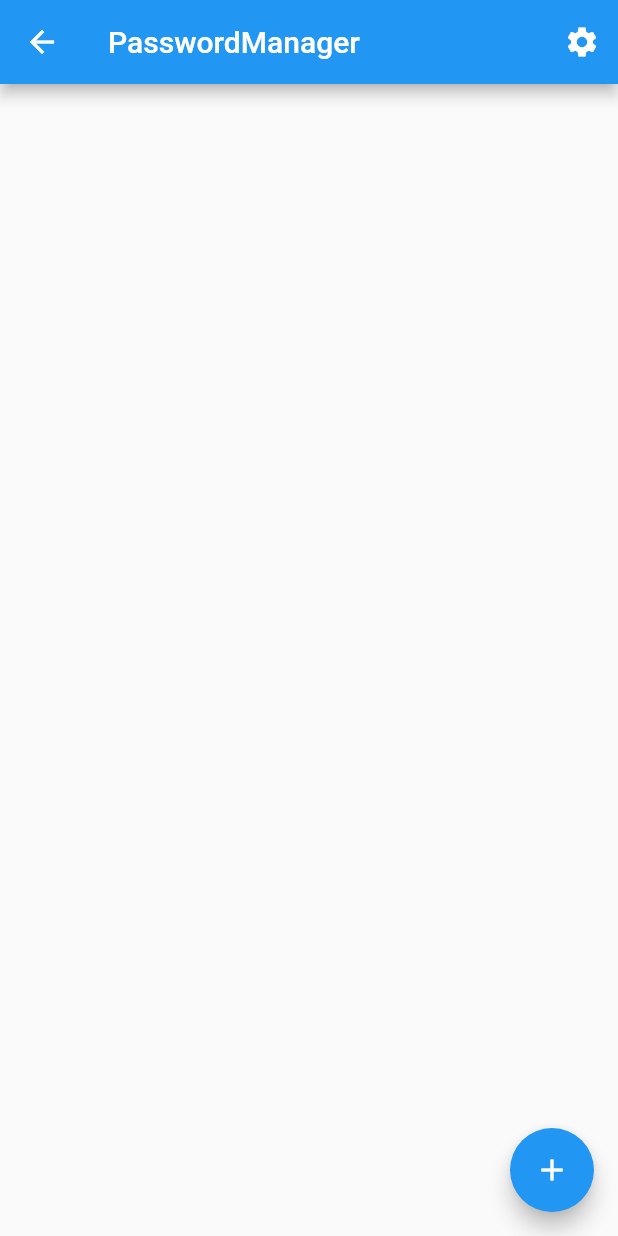
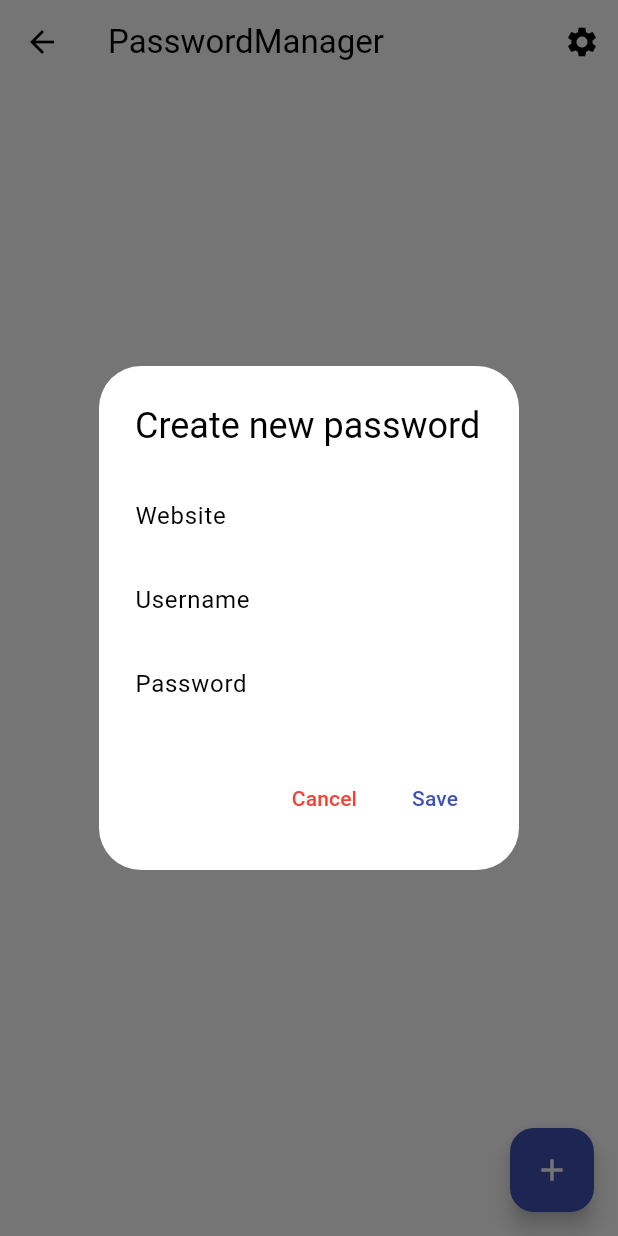
Before and after one commit to KoKud/password_manager, a Flutter app: the AppScreen screen opened by its route, after a tap on the "add" icon, on a phone screen of 412 x 824 dp. Run offline on Flutter 3.47's test engine with Material 2 defaults, Android fonts, the phone set to English and light mode, and no system bars; our stand-ins replace flutter_secure_storage; missing offline and left inert: encrypt; accounts and stored records are empty; Roboto replaces fonts that are missing (Poppins).

Commit message:
Main functionalities implemented

```diff
--- a/lib/providers/encryptor.dart
+++ b/lib/providers/encryptor.dart
@@ -37,7 +37,9 @@ class Encryptor {
 
   void createProfile(String key1, String key2, AESMode mode) {
     _createEncrypter(key1, mode);
-    _profileKey = md5.convert(utf8.encode(key1)).toString();
+    final profileKeyMd5 = '${md5.convert(utf8.encode(key1 + mode.toString()))}';
+    final hmacSha512 = Hmac(sha512, utf8.encode(key2));
+    _profileKey = hmacSha512.convert(utf8.encode(profileKeyMd5)).toString();
     final encryptedKey = md5.convert(utf8.encode(encrypt(key2)));
     _createEncrypter('$encryptedKey', mode);
   }
--- a/lib/providers/passwords.dart
+++ b/lib/providers/passwords.dart
@@ -40,4 +40,20 @@ class Passwords with ChangeNotifier {
     _passwords.addAll({password.website: password});
     notifyListeners();
   }
+
+  Future<void> deletePassword(Password password) async {
+    final jsonArray = await _storage.read(key: _encryptor.profileKey);
+
+    Map<String, String> storagePasswords =
+        Map<String, String>.from(jsonDecode(jsonArray ?? '{}'));
+
+    storagePasswords.remove(password.website);
+    await _storage.write(
+      key: _encryptor.profileKey,
+      value: jsonEncode(storagePasswords),
+    );
+
+    _passwords.remove(password.website);
+    notifyListeners();
+  }
 }
--- a/lib/screens/app_screen.dart
+++ b/lib/screens/app_screen.dart
@@ -1,7 +1,11 @@
 import 'package:flutter/material.dart';
 import 'package:password_manager/models/password.dart';
 import 'package:password_manager/providers/passwords.dart';
+import 'package:password_manager/screens/settings_screen.dart';
+import 'package:password_manager/widgets/pass_tile.dart';
 import 'package:provider/provider.dart';
+
+import '../widgets/create_new_password.dart';
 
 class AppScreen extends StatelessWidget {
   const AppScreen({super.key});
@@ -15,7 +19,9 @@ class AppScreen extends StatelessWidget {
         actions: [
           IconButton(
             icon: const Icon(Icons.settings),
-            onPressed: () {}, //TODO: Add settings screen
+            onPressed: () {
+              Navigator.of(context).pushNamed(SettingsScreen.routeName);
+            },
           ),
         ],
       ),
@@ -24,22 +30,16 @@ class AppScreen extends StatelessWidget {
           itemCount: passwords.passwords.length,
           itemBuilder: (context, index) {
             Password password = passwords.passwords.values.elementAt(index);
-            return ListTile(
-              title: Text(password.website),
-              subtitle: Text(password.username),
-              trailing: Text('*' * password.password.length),
-            );
+            return PassTile(password: password);
           },
         ),
       ),
       floatingActionButton: FloatingActionButton(
-        //TODO: Implement this
         onPressed: () {
-          Provider.of<Passwords>(context, listen: false).createPassword(
-              Password(
-                  website: 'website2',
-                  username: 'username',
-                  password: 'password'));
+          showDialog(
+            context: context,
+            builder: (context) => CreateNewPassword(),
+          );
         },
         child: const Icon(Icons.add),
       ),
--- /dev/null
+++ b/lib/widgets/create_new_password.dart
@@ -0,0 +1,107 @@
+import 'package:flutter/material.dart';
+import 'package:provider/provider.dart';
+
+import '../models/password.dart';
+import '../providers/passwords.dart';
+
+class CreateNewPassword extends StatelessWidget {
+  CreateNewPassword({
+    passwordDetails,
+    Key? key,
+  })  : passwordDetails = (passwordDetails != null)
+            ? passwordDetails
+            : {
+                'website': '',
+                'username': '',
+                'password': '',
+              },
+        super(key: key);
+  final _formKey = GlobalKey<FormState>();
+
+  final Map<String, String> passwordDetails;
+
+  final _websiteController = TextEditingController();
+  final _usernameController = TextEditingController();
+  final _passwordController = TextEditingController();
+
+  void _saveForm(BuildContext context) async {
+    final prefWebsite = passwordDetails['website'];
+    final isValid = _formKey.currentState!.validate();
+    if (!isValid) {
+      return;
+    }
+    Navigator.of(context).pop(passwordDetails);
+    if (prefWebsite?.isNotEmpty ?? false) {
+      await Provider.of<Passwords>(context, listen: false).deletePassword(
+        Password(website: prefWebsite!, username: '', password: ''),
+      );
+    }
+    _formKey.currentState!.save();
+
+    // ignore: use_build_context_synchronously
+    Provider.of<Passwords>(context, listen: false).createPassword(
+      Password(
+        website: passwordDetails['website']!,
+        username: passwordDetails['username']!,
+        password: passwordDetails['password']!,
+      ),
+    );
+  }
+
+  @override
+  Widget build(BuildContext context) {
+    _websiteController.text = passwordDetails['website']!;
+    _usernameController.text = passwordDetails['username']!;
+    _passwordController.text = passwordDetails['password']!;
+    return AlertDialog(
+      title: const Text('Create new password'),
+      content: Form(
+        key: _formKey,
+        child: Column(
+          mainAxisSize: MainAxisSize.min,
+          children: [
+            TextFormField(
+              controller: _websiteController,
+              decoration: const InputDecoration(
+                labelText: 'Website',
+              ),
+              onSaved: (value) {
+                passwordDetails['website'] = value!;
+              },
+            ),
+            TextFormField(
+              controller: _usernameController,
+              decoration: const InputDecoration(
+                labelText: 'Username',
+              ),
+              onSaved: (value) {
+                passwordDetails['username'] = value!;
+              },
+            ),
+            TextFormField(
+              controller: _passwordController,
+              decoration: const InputDecoration(
+                labelText: 'Password',
+              ),
+              onSaved: (value) {
+                passwordDetails['password'] = value!;
+              },
+            ),
+          ],
+        ),
+      ),
+      actions: [
+        TextButton(
+          onPressed: () {
+            Navigator.of(context).pop();
+          },
+          child: const Text('Cancel', style: TextStyle(color: Colors.red)),
+        ),
+        TextButton(
+          onPressed: () => _saveForm(context),
+          child: const Text('Save'),
+        ),
+      ],
+    );
+  }
+}
```
Also changed, not shown: lib/main.dart (+14 -1 lines), lib/screens/auth_screen.dart (+27 -4 lines), lib/screens/settings_screen.dart (added, +18 -0 lines), lib/widgets/pass_detail_dialog.dart (added, +106 -0 lines), lib/widgets/pass_tile.dart (added, +133 -0 lines).
